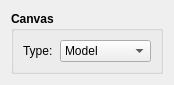
Above: ui/Canvas.ui from murilloeng/Plates before the change. Below: the same form after it.
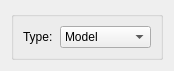
That is the form after the change.

```diff
--- a/ui/Canvas.ui
+++ b/ui/Canvas.ui
@@ -7,7 +7,7 @@
     <x>0</x>
     <y>0</y>
     <width>174</width>
-    <height>78</height>
+    <height>62</height>
    </rect>
   </property>
   <property name="windowTitle">
@@ -22,7 +22,7 @@
       </font>
      </property>
      <property name="title">
-      <string>Canvas</string>
+      <string/>
      </property>
      <layout class="QGridLayout" name="gridLayout_6">
       <item row="0" column="0">
```
